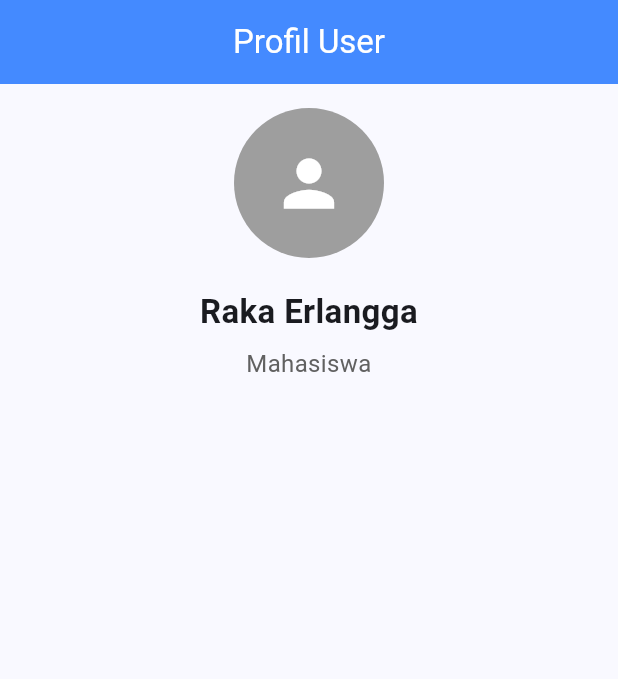
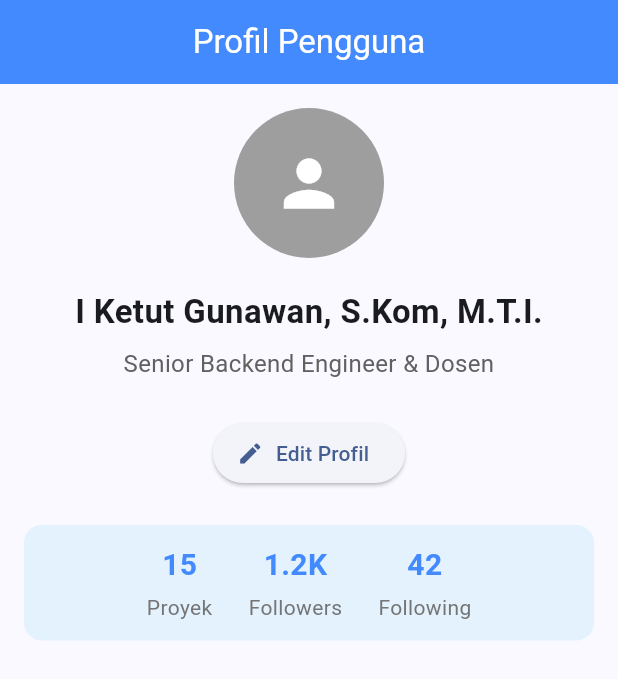
Before and after one commit to Reimonst/Commit-Management-4Day, a Flutter app: the screen it shows after launch, on a phone screen of 412 x 824 dp. Shown: the top 679 px of the screen. Run offline on Flutter 3.47's test engine with Material 3 defaults, Android fonts, the phone set to English and light mode, and no system bars.

Commit message:
feat: add profile statistics row

```diff
--- a/lib/main.dart
+++ b/lib/main.dart
@@ -23,14 +23,14 @@ class MainApp extends StatelessWidget {
 class ProfilePage extends StatelessWidget {
   const ProfilePage({super.key});
 
-  final String userName = 'Raka Erlangga';
-  final String role = 'Mahasiswa';
+  final String userName = 'I Ketut Gunawan, S.Kom, M.T.I.';
+  final String role = 'Senior Backend Engineer & Dosen';
 
   @override
   Widget build(BuildContext context) {
     return Scaffold(
       appBar: AppBar(
-        title: const Text('Profil User'),
+        title: const Text('Profil Pengguna'),
         centerTitle: true,
         backgroundColor: Colors.blueAccent,
         foregroundColor: Colors.white,
@@ -40,13 +40,55 @@ class ProfilePage extends StatelessWidget {
         child: Column(
           children: [
             const SizedBox(width: double.infinity),
-
-            // 1. Memanggil Custom Widget ProfileAvatar
             const ProfileAvatar(),
             const SizedBox(height: 20),
+            ProfileInfo(userName: userName, role: role),
+            const SizedBox(height: 24),
 
-            // 2. Memanggil Custom Widget ProfileInfo dengan parameter
-            ProfileInfo(userName: userName, role: role),
+            // Tombol Edit Profil
+            ElevatedButton.icon(
+              onPressed: () {},
+              icon: const Icon(Icons.edit),
+              label: const Text('Edit Profil'),
+            ),
+            const SizedBox(height: 24),
+
+            // Baris Statistik (Belum di-extract)
+            Container(
+              padding: const EdgeInsets.symmetric(vertical: 12),
+              decoration: BoxDecoration(
+                color: Colors.blue[50],
+                borderRadius: BorderRadius.circular(12),
+              ),
+              child: Row(
+                mainAxisAlignment: MainAxisAlignment.center,
+                children: [
+                  Column(
+                    children: [
+                      const Text('15', style: TextStyle(fontSize: 20, fontWeight: FontWeight.bold, color: Colors.blueAccent)),
+                      const SizedBox(height: 4),
+                      Text('Proyek', style: TextStyle(fontSize: 14, color: Colors.grey[600])),
+                    ],
+                  ),
+                  const SizedBox(width: 24),
+                  Column(
+                    children: [
+                      const Text('1.2K', style: TextStyle(fontSize: 20, fontWeight: FontWeight.bold, color: Colors.blueAccent)),
+                      const SizedBox(height: 4),
+                      Text('Followers', style: TextStyle(fontSize: 14, color: Colors.grey[600])),
+                    ],
+                  ),
+                  const SizedBox(width: 24),
+                  Column(
+                    children: [
+                      const Text('42', style: TextStyle(fontSize: 20, fontWeight: FontWeight.bold, color: Colors.blueAccent)),
+                      const SizedBox(height: 4),
+                      Text('Following', style: TextStyle(fontSize: 14, color: Colors.grey[600])),
+                    ],
+                  ),
+                ],
+              ),
+            ),
           ],
         ),
       ),
@@ -54,7 +96,6 @@ class ProfilePage extends StatelessWidget {
   }
 }
 
-// Hasil Extract 1: ProfileAvatar
 class ProfileAvatar extends StatelessWidget {
   const ProfileAvatar({super.key});
 
@@ -68,16 +109,11 @@ class ProfileAvatar extends StatelessWidget {
   }
 }
 
-// Hasil Extract 2: ProfileInfo
 class ProfileInfo extends StatelessWidget {
   final String userName;
   final String role;
 
-  const ProfileInfo({
-    super.key,
-    required this.userName,
-    required this.role,
-  });
+  const ProfileInfo({super.key, required this.userName, required this.role});
 
   @override
   Widget build(BuildContext context) {
```
